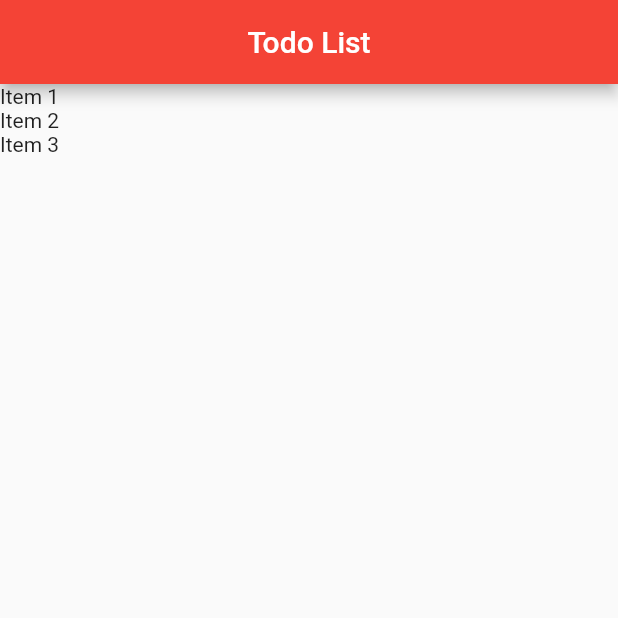
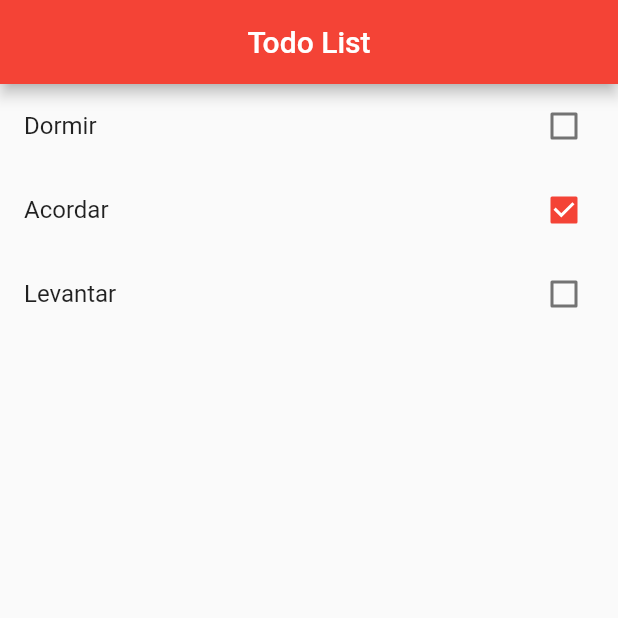
Before and after one commit to KailanySousa/Todo, a Flutter app: the screen it shows after launch, on a phone screen of 412 x 824 dp, the top half of it. Run offline on Flutter 3.47's test engine with Material 2 defaults, Android fonts, the phone set to English and light mode, and no system bars.

Commit message:
Ajustando a ListView com os checkbox em cada item

```diff
--- a/todo/lib/main.dart
+++ b/todo/lib/main.dart
@@ -26,9 +26,9 @@ class HomePage extends StatefulWidget {
   // método construtor
   HomePage() {
     items = [];
-    items.add(Item(title: "Item 1", done: false));
-    items.add(Item(title: "Item 2", done: true));
-    items.add(Item(title: "Item 3", done: false));
+    items.add(Item(title: "Dormir", done: false));
+    items.add(Item(title: "Acordar", done: true));
+    items.add(Item(title: "Levantar", done: false));
   }
   @override
   _HomePageState createState() => _HomePageState();
@@ -48,7 +48,14 @@ class _HomePageState extends State<HomePage> {
           itemCount: widget.items.length, // tamanho da lista
           itemBuilder: (BuildContext context, int index) {
             // função para definir como os items serão montados na tela
-            return Text(widget.items[index].title);
+            final item = widget.items[index];
+            return CheckboxListTile(
+              // criando lista com checkbox
+              title: Text(item.title),
+              key: Key(item.title),
+              value: item.done,
+              onChanged: (value) {},
+            );
           },
         ));
   }
```
